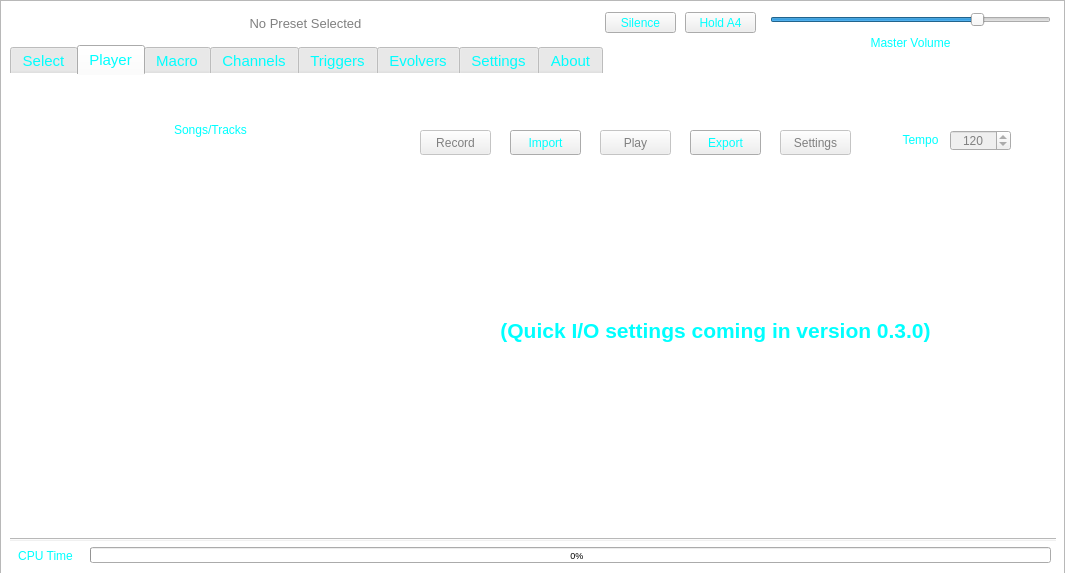
Qt form ui/sbmain/soundbenchmain.ui (TheDaemoness/Soundbench) before a commit.
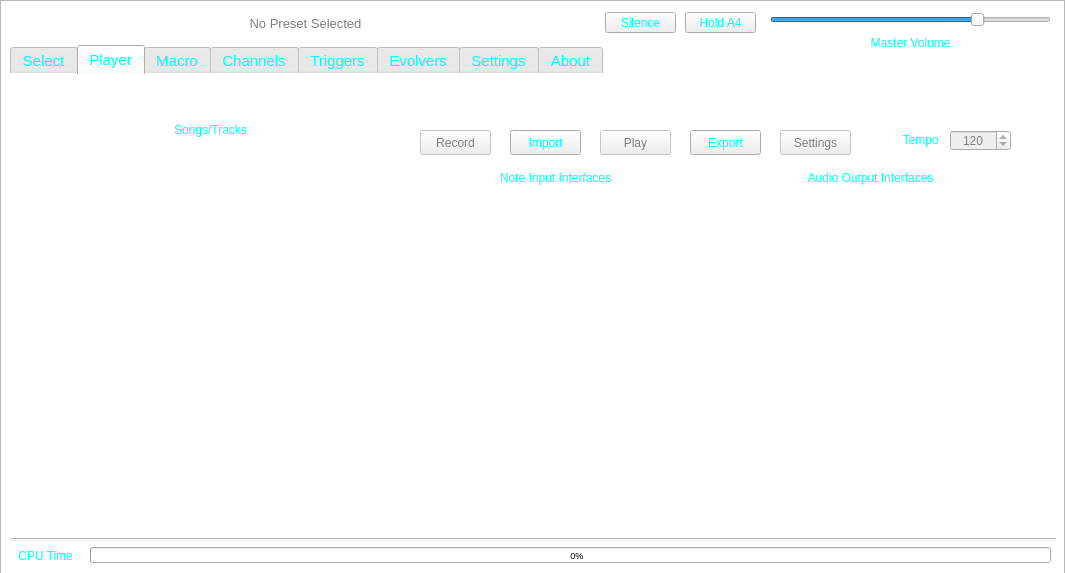
The same form after that commit. The open tabs and pages were chosen to show the change. Icons and pictures are not drawn.

Commit message: Added the devices lists to the Player interface. The Player class now initializes a MidiFrontend. TODO: Give the Player class the level of safety that the Emitter class has. The two devices lists on the Player interface are populated with devices from both the frontend and the backend. At the moment, selecting items does nothing.

Patch:
```diff
--- a/ui/sbmain/soundbenchmain.ui
+++ b/ui/sbmain/soundbenchmain.ui
@@ -714,30 +714,6 @@
        <set>Qt::AlignCenter</set>
       </property>
      </widget>
-     <widget class="QLabel" name="iosettingsComingSoon">
-      <property name="geometry">
-       <rect>
-        <x>400</x>
-        <y>85</y>
-        <width>611</width>
-        <height>341</height>
-       </rect>
-      </property>
-      <property name="font">
-       <font>
-        <family>Ubuntu</family>
-        <pointsize>16</pointsize>
-        <weight>75</weight>
-        <bold>true</bold>
-       </font>
-      </property>
-      <property name="text">
-       <string>(Quick I/O settings coming in version 0.3.0)</string>
-      </property>
-      <property name="alignment">
-       <set>Qt::AlignCenter</set>
-      </property>
-     </widget>
      <widget class="QSpinBox" name="tempoBox">
       <property name="enabled">
        <bool>false</bool>
@@ -815,6 +791,74 @@
        <bool>true</bool>
       </property>
      </widget>
+     <widget class="QListWidget" name="inputsList">
+      <property name="geometry">
+       <rect>
+        <x>395</x>
+        <y>115</y>
+        <width>301</width>
+        <height>311</height>
+       </rect>
+      </property>
+      <property name="styleSheet">
+       <string notr="true">QListWidget {
+	background-color: rgba(0, 0, 0, 0);
+}</string>
+      </property>
+      <property name="selectionRectVisible">
+       <bool>false</bool>
+      </property>
+     </widget>
+     <widget class="QLabel" name="inputsLabel">
+      <property name="geometry">
+       <rect>
+        <x>400</x>
+        <y>95</y>
+        <width>291</width>
+        <height>16</height>
+       </rect>
+      </property>
+      <property name="text">
+       <string>Note Input Interfaces</string>
+      </property>
+      <property name="alignment">
+       <set>Qt::AlignCenter</set>
+      </property>
+     </widget>
+     <widget class="QListWidget" name="outputsList">
+      <property name="geometry">
+       <rect>
+        <x>710</x>
+        <y>115</y>
+        <width>301</width>
+        <height>311</height>
+       </rect>
+      </property>
+      <property name="styleSheet">
+       <string notr="true">QListWidget {
+	background-color: rgba(0, 0, 0, 0);
+}</string>
+      </property>
+      <property name="selectionRectVisible">
+       <bool>false</bool>
+      </property>
+     </widget>
+     <widget class="QLabel" name="outputsLabel">
+      <property name="geometry">
+       <rect>
+        <x>715</x>
+        <y>95</y>
+        <width>291</width>
+        <height>16</height>
+       </rect>
+      </property>
+      <property name="text">
+       <string>Audio Output Interfaces</string>
+      </property>
+      <property name="alignment">
+       <set>Qt::AlignCenter</set>
+      </property>
+     </widget>
     </widget>
     <widget class="QWidget" name="tabMacro">
      <attribute name="title">
```
Left out of the diff: 2 changed lines with no effect on the pictures. The commit also changes 10 other files.
